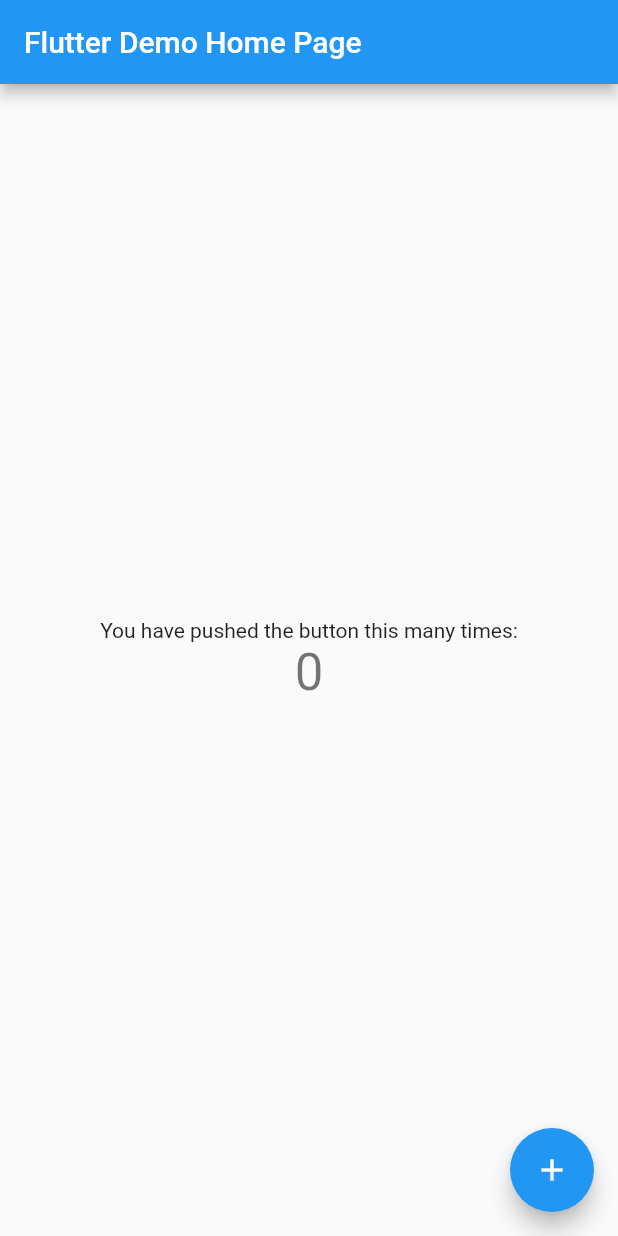
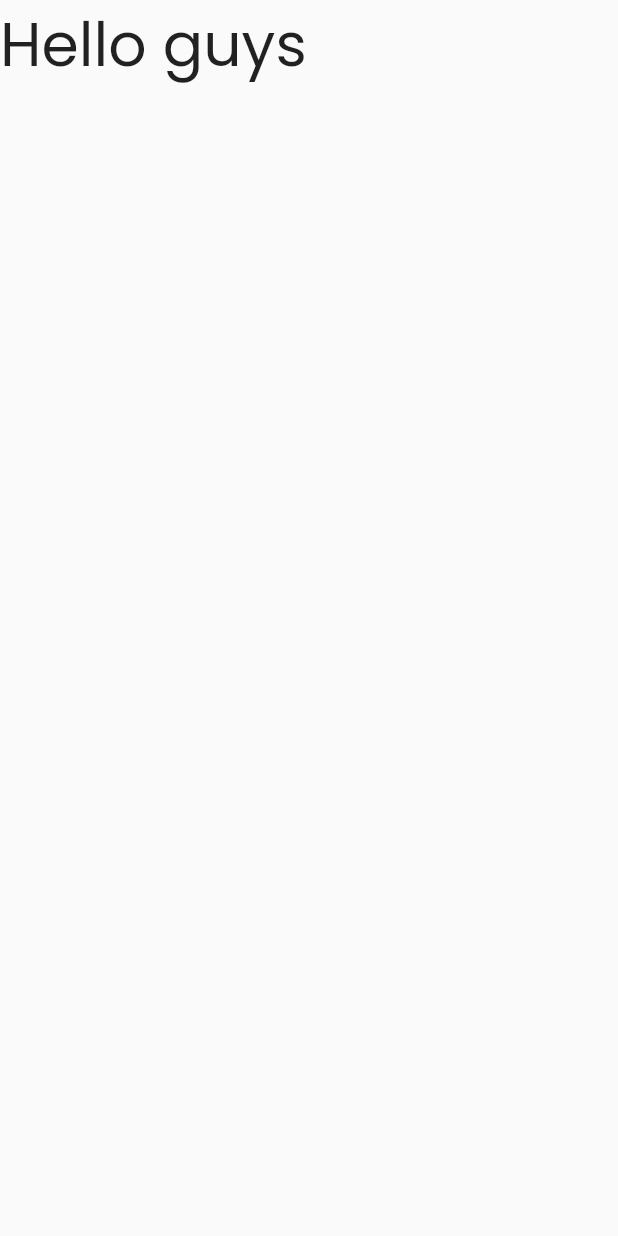
Before and after one commit to ghi4/learn-bwa-chatty, a Flutter app: the screen it shows after launch, on a phone screen of 412 x 824 dp. Run offline on Flutter 3.47's test engine with Material 2 defaults, Android fonts, the phone set to English and light mode, and no system bars.

Commit message:
add new fonts

```diff
--- a/lib/main.dart
+++ b/lib/main.dart
@@ -1,115 +1,19 @@
 import 'package:flutter/material.dart';
+import 'pages/home_page.dart';
 
-void main() {
-  runApp(const MyApp());
-}
+void main() => runApp(MyApp());
 
 class MyApp extends StatelessWidget {
   const MyApp({Key? key}) : super(key: key);
 
-  // This widget is the root of your application.
   @override
   Widget build(BuildContext context) {
     return MaterialApp(
-      title: 'Flutter Demo',
+      debugShowCheckedModeBanner: false,
       theme: ThemeData(
-        // This is the theme of your application.
-        //
-        // Try running your application with "flutter run". You'll see the
-        // application has a blue toolbar. Then, without quitting the app, try
-        // changing the primarySwatch below to Colors.green and then invoke
-        // "hot reload" (press "r" in the console where you ran "flutter run",
-        // or simply save your changes to "hot reload" in a Flutter IDE).
-        // Notice that the counter didn't reset back to zero; the application
-        // is not restarted.
-        primarySwatch: Colors.blue,
+        fontFamily: 'Poppins',
       ),
-      home: const MyHomePage(title: 'Flutter Demo Home Page'),
+      home: HomePage(),
     );
   }
 }
-
-class MyHomePage extends StatefulWidget {
-  const MyHomePage({Key? key, required this.title}) : super(key: key);
-
-  // This widget is the home page of your application. It is stateful, meaning
-  // that it has a State object (defined below) that contains fields that affect
-  // how it looks.
-
-  // This class is the configuration for the state. It holds the values (in this
-  // case the title) provided by the parent (in this case the App widget) and
-  // used by the build method of the State. Fields in a Widget subclass are
-  // always marked "final".
-
-  final String title;
-
-  @override
-  State<MyHomePage> createState() => _MyHomePageState();
-}
-
-class _MyHomePageState extends State<MyHomePage> {
-  int _counter = 0;
-
-  void _incrementCounter() {
-    setState(() {
-      // This call to setState tells the Flutter framework that something has
-      // changed in this State, which causes it to rerun the build method below
-      // so that the display can reflect the updated values. If we changed
-      // _counter without calling setState(), then the build method would not be
-      // called again, and so nothing would appear to happen.
-      _counter++;
-    });
-  }
-
-  @override
-  Widget build(BuildContext context) {
-    // This method is rerun every time setState is called, for instance as done
-    // by the _incrementCounter method above.
-    //
-    // The Flutter framework has been optimized to make rerunning build methods
-    // fast, so that you can just rebuild anything that needs updating rather
-    // than having to individually change instances of widgets.
-    return Scaffold(
-      appBar: AppBar(
-        // Here we take the value from the MyHomePage object that was created by
-        // the App.build method, and use it to set our appbar title.
-        title: Text(widget.title),
-      ),
-      body: Center(
-        // Center is a layout widget. It takes a single child and positions it
-        // in the middle of the parent.
-        child: Column(
-          // Column is also a layout widget. It takes a list of children and
-          // arranges them vertically. By default, it sizes itself to fit its
-          // children horizontally, and tries to be as tall as its parent.
-          //
-          // Invoke "debug painting" (press "p" in the console, choose the
-          // "Toggle Debug Paint" action from the Flutter Inspector in Android
-          // Studio, or the "Toggle Debug Paint" command in Visual Studio Code)
-          // to see the wireframe for each widget.
-          //
-          // Column has various properties to control how it sizes itself and
-          // how it positions its children. Here we use mainAxisAlignment to
-          // center the children vertically; the main axis here is the vertical
-          // axis because Columns are vertical (the cross axis would be
-          // horizontal).
-          mainAxisAlignment: MainAxisAlignment.center,
-          children: <Widget>[
-            const Text(
-              'You have pushed the button this many times:',
-            ),
-            Text(
-              '$_counter',
-              style: Theme.of(context).textTheme.headline4,
-            ),
-          ],
-        ),
-      ),
-      floatingActionButton: FloatingActionButton(
-        onPressed: _incrementCounter,
-        tooltip: 'Increment',
-        child: const Icon(Icons.add),
-      ), // This trailing comma makes auto-formatting nicer for build methods.
-    );
-  }
-}
--- /dev/null
+++ b/lib/pages/home_page.dart
@@ -0,0 +1,15 @@
+import 'package:flutter/material.dart';
+
+class HomePage extends StatelessWidget {
+  const HomePage({Key? key}) : super(key: key);
+
+  @override
+  Widget build(BuildContext context) {
+    return Scaffold(
+      body: Text(
+        "Hello guys",
+        style: TextStyle(fontSize: 40),
+      ),
+    );
+  }
+}
```
Also changed, not shown: pubspec.yaml (+9 -11 lines), assets/fonts/Poppins-Light.ttf (added), assets/fonts/Poppins-Medium.ttf (added), assets/fonts/Poppins-Regular.ttf (added).
